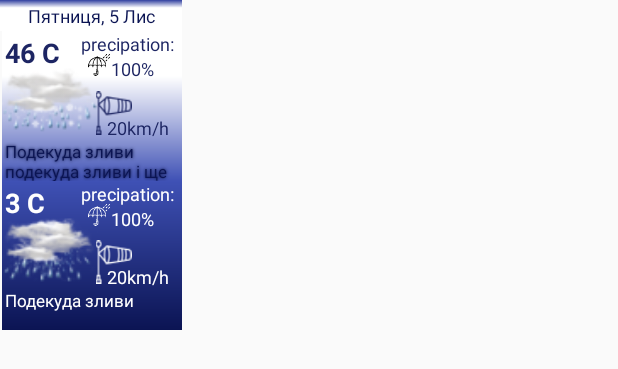
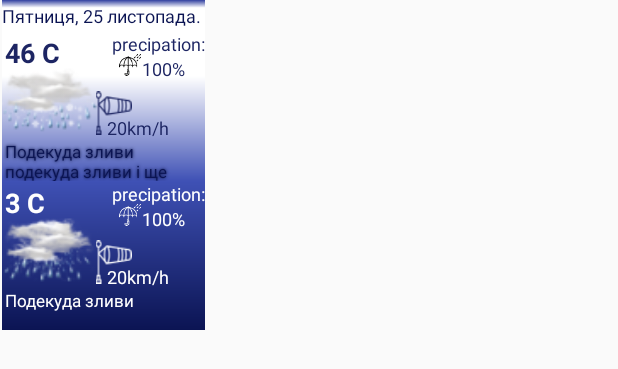
Before and after one commit to vovakryvuy/WeatherApp, an Android app: the layout item_list_5_day.xml on its own in the app's theme, with its tools: preview values and no code run, on a phone screen of 412 x 824 dp. Shown: the top 369 px of the screen. Run offline under Robolectric (Android 15) with nearby library versions, the phone set to English and light mode, and no system bars.

```diff
--- a/app/src/main/java/com/kryvuy/weatherapp/adapter_for_recycle/AdapterRecycle_12Hour.java
+++ b/app/src/main/java/com/kryvuy/weatherapp/adapter_for_recycle/AdapterRecycle_12Hour.java
@@ -85,6 +85,7 @@ public class AdapterRecycle_12Hour extends RecyclerView.Adapter<AdapterRecycle_1
         holder.mTextTime.setText(list_time.get(position));
         holder.mTextTemperature.setText(String.valueOf(mTemperature_Double.get(position))+celsium);
         holder.mTextRealFeelTemperature.setText(String.valueOf(mRealFeelTemperature.get(position))+celsium);
+        holder.mImageTermometer.setVisibility(View.VISIBLE);
         holder.mImageTermometer.setColorFilter(
                 mControlMeasurements.getColorChengeTermometer(mTemperature_Double.get(position),mContext));
         holder.mWeatherIcon.setImageDrawable(
--- a/app/src/main/java/com/kryvuy/weatherapp/control_mesurements/ControlMeasurements.java
+++ b/app/src/main/java/com/kryvuy/weatherapp/control_mesurements/ControlMeasurements.java
@@ -167,7 +167,7 @@ public class ControlMeasurements {
         String date;
         /*SimpleDateFormat simpleDateFormat_day = new SimpleDateFormat("d");*/
         /*SimpleDateFormat simpleDateFormat_month = new SimpleDateFormat("MMMM",new Locale("uk","UA"));*/
-        SimpleDateFormat simpleDateFormat_month = new SimpleDateFormat("EEEE, d MMM",new Locale("uk","UA"));
+        SimpleDateFormat simpleDateFormat_month = new SimpleDateFormat("EEEE,d MMMM",new Locale("uk","UA"));
         Calendar calendar = parseDate(in_date);
 
         date = simpleDateFormat_month.format(calendar.getTime());
--- a/app/src/main/java/com/kryvuy/weatherapp/start/Constant.java
+++ b/app/src/main/java/com/kryvuy/weatherapp/start/Constant.java
@@ -10,6 +10,7 @@ public class Constant {
     public static final String API_KEY = "WKfgB10KxfqPC9dpIMEKjERr50ZBaVO6";
     public static final String BASE_URL = "http://dataservice.accuweather.com/";
     public static final String LANGUAGE = "en-us";
+    public static final String LANGUAGE_UA = "uk-ua";
     public static final String SAVE_CITY_KEY = "save_city_key";
     public static final String EXTRA_KEY_LOCATION_CITY = "com.kryvuy.weatherapp.start.Constant";
 }
--- a/app/src/main/res/layout/item_list_5_day.xml
+++ b/app/src/main/res/layout/item_list_5_day.xml
@@ -6,14 +6,17 @@
               android:layout_height="@dimen/height_5day_list"
               android:orientation="vertical"
               android:baselineAligned="false">
+
     <TextView
         android:id="@+id/text_data_list_5day"
         android:layout_width="match_parent"
         android:layout_height="wrap_content"
-        android:padding="@dimen/backdown_2dp_list_5day"
+        android:layout_marginLeft="@dimen/land_list5day"
+        android:paddingBottom="@dimen/backdown_2dp_list_5day"
+        android:paddingTop="@dimen/backdown_2dp_list_5day"
         android:background="@drawable/gradient_color_date_list5day"
-        android:textAlignment="center"
-        tools:text="Пятниця, 5 Лис"
+        android:textAlignment="viewStart"
+        tools:text="Пятниця, 25 листопада."
         android:textSize="@dimen/text_size_list_5day"
         android:textColor="@color/gradient_list_night_end"/>
 
@@ -70,15 +73,14 @@
             tools:ignore="ContentDescription" />
 
         <TextView
-            android:text="@string/text_string_opadu"
+            android:id="@+id/textView5"
             android:layout_width="wrap_content"
             android:layout_height="wrap_content"
-            android:id="@+id/textView5"
+            android:layout_alignParentEnd="true"
+            android:layout_alignParentTop="true"
+            android:text="@string/text_string_opadu"
             android:textColor="@color/text_list_day"
-            android:textSize="12sp"
-            android:layout_marginRight="5dp"
-            android:layout_alignParentTop="true"
-            android:layout_alignParentEnd="true"/>
+            android:textSize="12sp" />
 
         <TextView
             android:id="@+id/text_seed_wind_day_list5day"
@@ -215,15 +217,14 @@
             tools:ignore="ContentDescription" />
 
         <TextView
-            android:text="@string/text_string_opadu"
+            android:id="@+id/textView6"
             android:layout_width="wrap_content"
             android:layout_height="wrap_content"
-            android:id="@+id/textView6"
+            android:layout_alignParentEnd="true"
+            android:layout_alignParentTop="true"
+            android:text="@string/text_string_opadu"
             android:textColor="@color/text_list_night"
-            android:textSize="12sp"
-            android:layout_marginRight="5dp"
-            android:layout_alignParentTop="true"
-            android:layout_alignParentEnd="true"/>
+            android:textSize="12sp" />
 
         <TextView
             android:id="@+id/text_precipation_night_list5day"
--- a/app/src/main/res/values/dimens.xml
+++ b/app/src/main/res/values/dimens.xml
@@ -5,7 +5,7 @@
     <dimen name="text_size_wind_speed">18sp</dimen>
 
     <dimen name="height_5day_list">220dp</dimen>
-    <dimen name="width_5day_list">120dp</dimen>
+    <dimen name="width_5day_list">135dp</dimen>
     <dimen name="backdown_2dp_list_5day">2dp</dimen>
     <dimen name="land_list5day">1dp</dimen>
     <dimen name="text_size_list_5day">12sp</dimen>
--- a/app/src/main/res/values/strings.xml
+++ b/app/src/main/res/values/strings.xml
@@ -1,13 +1,13 @@
 <resources >
-    <string name="app_name">WeatherApp</string>
+    <string name="app_name" translatable="false">WeatherApp</string>
     <string name="_text_city">City: </string>
     <string name="_text_country">Country: </string>
     <string name="real_feel_temperature_string">real feel</string>
     <string name="metric_km_h_string">km/h</string>
-    <string name="string_percent">%</string>
+    <string name="string_percent" translatable="false">%</string>
     <string name="text_dialog_fragment_no_internet">Choose conect to internet</string>
     <string name="text_string_opadu">precipation:</string>
-    <string name="string_celsius">°C</string>
+    <string name="string_celsius" translatable="false">°C</string>
     <string name="string_tts_no_data">no data</string>
     <string name="string_tts_hour">hour</string>
     <string name="string_tts_the_weather_is">the weather is</string>
```
Also changed, not shown: app/src/main/AndroidManifest.xml (+6 -3 lines), app/src/main/java/com/kryvuy/weatherapp/MainWeatherActivity.java (+25 -31 lines), app/src/main/java/com/kryvuy/weatherapp/start/SplashActivity.java (+14 -0 lines), 1 other file.
